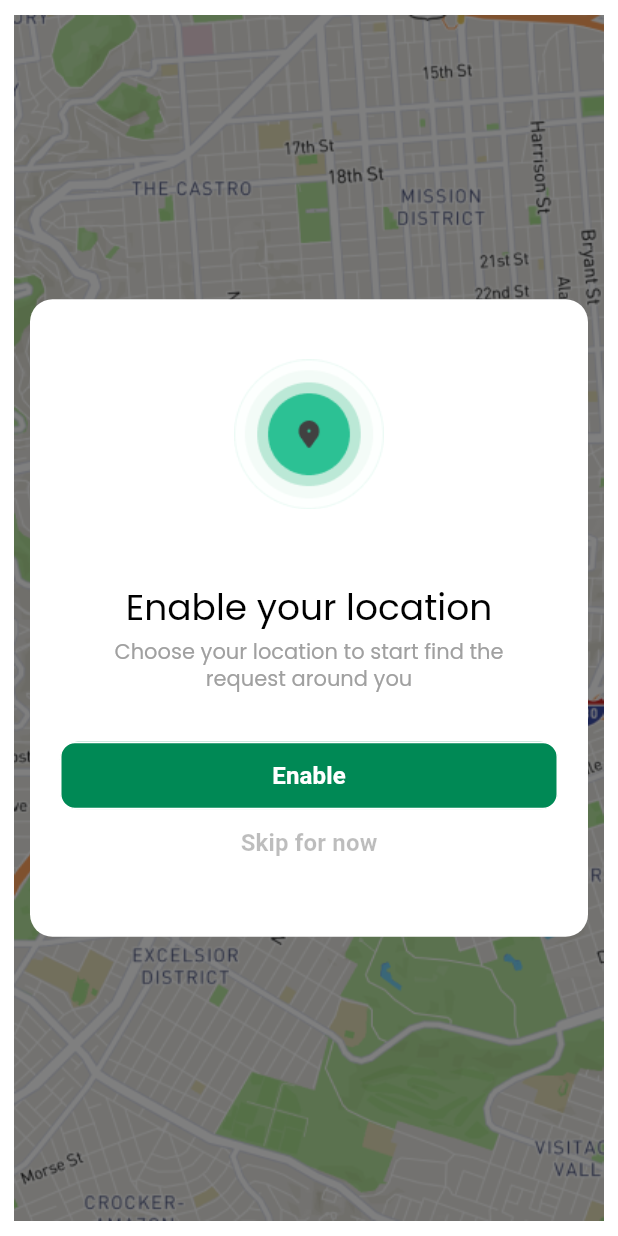
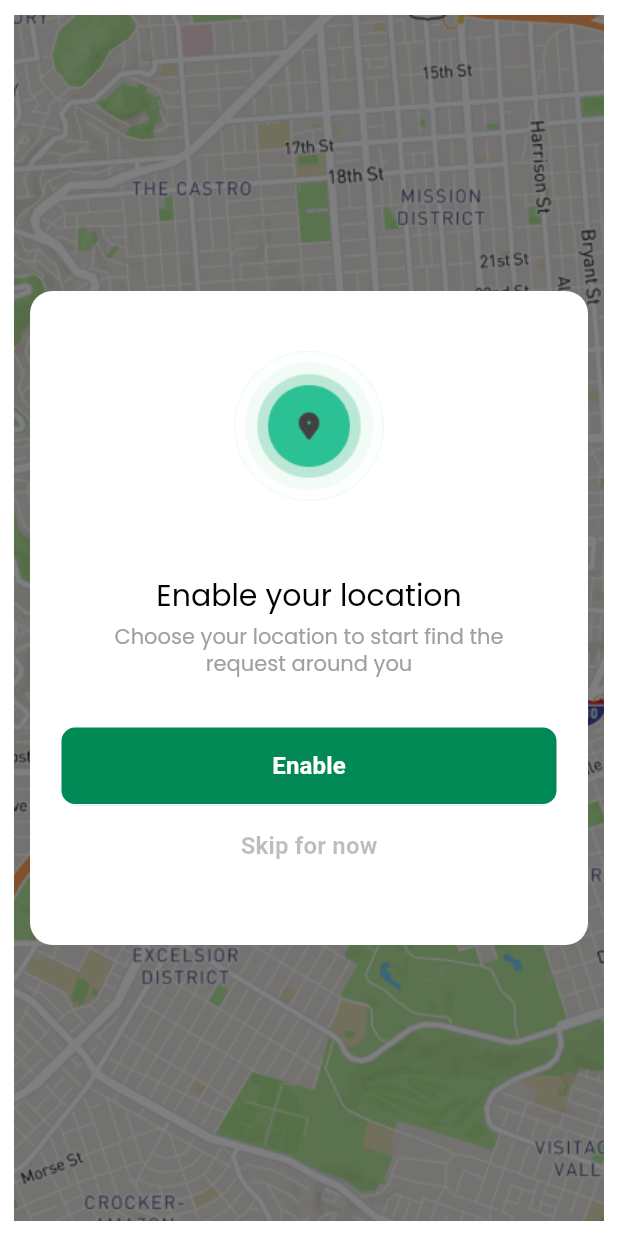
Before and after one commit to sauravchaulagain/rideapp, a Flutter app: the screen it shows after launch, after a tap on "Skip", on a phone screen of 412 x 824 dp. Run offline on Flutter 3.47's test engine with Material 2 defaults, Android fonts, the phone set to English and light mode, and no system bars; our stand-ins replace cached_network_image, flutter_svg.

Commit message:
custom ui udpated

```diff
--- a/lib/app/text_style.dart
+++ b/lib/app/text_style.dart
@@ -39,7 +39,7 @@ class PoppinsTextStyles {
 
   //used already
   static TextStyle titleMediumRegular = TextStyle(
-    fontSize: 24,
+    fontSize: 20,
     height: 30 / 24,
     letterSpacing: 0,
     fontFamily: fontFamily,
@@ -66,7 +66,15 @@ class PoppinsTextStyles {
     color: Colors.red, // Placeholder, replace with desired color
     fontWeight: FontWeight.w400,
   );
-
+// used already
+  static TextStyle headlineMediumRegular = TextStyle(
+    fontSize: 18,
+    height: 20 / 16,
+    letterSpacing: 0,
+    fontFamily: fontFamily,
+    color: Colors.black,
+    fontWeight: FontWeight.w500,
+  );
   // Headline small
   static TextStyle headlineSmallRegular = TextStyle(
     fontSize: 18,
--- a/lib/common/widget/appbar/common_appbar.dart
+++ b/lib/common/widget/appbar/common_appbar.dart
@@ -1,5 +1,7 @@
 import 'package:flutter/material.dart';
+import 'package:portfolioapp/app/text_style.dart';
 import 'package:portfolioapp/common/constant/assets.dart';
+import 'package:portfolioapp/common/theme.dart';
 
 class CustomAppBar extends AppBar {
   CustomAppBar({
@@ -14,8 +16,15 @@ class CustomAppBar extends AppBar {
                     assetPath,
                     height: height,
                   )
-              : Text(title),
+                : Text(
+                    title,
+                    style: PoppinsTextStyles.headlineMediumRegular,
+                  ),
             centerTitle: true,
+            elevation: 0,
+            backgroundColor: CustomTheme.backgroundColor,
             automaticallyImplyLeading: showBackButton,
-        );
+            actionsIconTheme: IconThemeData(
+              color: CustomTheme.darkColor,
+            ));
 }
--- a/lib/common/widget/custom_button.dart
+++ b/lib/common/widget/custom_button.dart
@@ -11,7 +11,7 @@ class CustomRoundedButtom extends StatefulWidget {
     this.padding,
     this.color,
     this.horizontalPadding = 12,
-    this.verticalPadding = 12,
+    this.verticalPadding = 16,
     this.fontSize = 16,
     this.textColor = Colors.white,
     this.borderColor = Colors.white,
--- a/lib/common/widget/page_wrapper.dart
+++ b/lib/common/widget/page_wrapper.dart
@@ -3,7 +3,6 @@ import 'package:flutter/material.dart';
 import 'package:portfolioapp/common/widget/appbar/common_appbar.dart';
 
 class PageWrapper extends StatefulWidget {
-  final bool useOwnAppBar;
   final String? appbarTitle;
   final Widget body;
   final bool useOwnScaffold;
@@ -22,7 +21,6 @@ class PageWrapper extends StatefulWidget {
   final Function()? onBackPressed;
   final bool showBackButton;
   PageWrapper({
-    this.useOwnAppBar = false,
     required this.body,
     this.showBackButton = false,
     this.useOwnScaffold = false,
@@ -58,12 +56,10 @@ class _PageWrapperState extends State<PageWrapper> {
         bottomNavigationBar: widget.bottomNavBar,
         floatingActionButtonLocation: widget.floatingActionButtonLocation,
         appBar: widget.showAppBar
-            ? (widget.useOwnAppBar
-                ? CustomAppBar(
-                    showBackButton: widget.showBackButton,
-                    title: widget.appbarTitle ?? "",
-                  )
-                : widget.appBar)
+            ? CustomAppBar(
+                showBackButton: widget.showBackButton,
+                title: widget.appbarTitle ?? "",
+              )
             : null,
         body: Container(
           padding: widget.padding ??
--- a/lib/feature/auth/login/login_page.dart
+++ b/lib/feature/auth/permission_screen.dart
@@ -4,15 +4,16 @@ import 'package:flutter/src/widgets/placeholder.dart';
 import 'package:portfolioapp/common/constant/assets.dart';
 import 'package:portfolioapp/common/widget/common_popup_box.dart';
 import 'package:portfolioapp/common/widget/page_wrapper.dart';
+import 'package:portfolioapp/feature/auth/welcomeScreen/screen/welcome_page.dart';
 
-class LoginPage extends StatefulWidget {
-  const LoginPage({super.key});
+class PermissionPage extends StatefulWidget {
+  const PermissionPage({super.key});
 
   @override
-  State<LoginPage> createState() => _LoginPageState();
+  State<PermissionPage> createState() => _PermissionPageState();
 }
 
-class _LoginPageState extends State<LoginPage> {
+class _PermissionPageState extends State<PermissionPage> {
   @override
   Widget build(BuildContext context) {
     return PageWrapper(
@@ -33,8 +34,20 @@ class _LoginPageState extends State<LoginPage> {
               description:
                   "Choose your location to start find the request around you",
               disableButtonName: "Skip for now",
-              onDisablePressed: () {},
-              onEnablePressed: () {},
+              onDisablePressed: () {
+                Navigator.push(
+                    context,
+                    MaterialPageRoute(
+                      builder: (context) => WelcomePage(),
+                    ));
+              },
+              onEnablePressed: () {
+                Navigator.push(
+                    context,
+                    MaterialPageRoute(
+                      builder: (context) => WelcomePage(),
+                    ));
+              },
               enableButtonName: "Enable",
               imageUrl: Assets.locationImage,
             ),
--- a/lib/feature/onbaording/onboarding_screen.dart
+++ b/lib/feature/onbaording/onboarding_screen.dart
@@ -5,7 +5,7 @@ import 'package:portfolioapp/common/theme.dart';
 import 'package:portfolioapp/app/text_style.dart';
 import 'package:portfolioapp/common/utils/size_utils.dart';
 import 'package:portfolioapp/common/widget/page_wrapper.dart';
-import 'package:portfolioapp/feature/auth/login/login_page.dart';
+import 'package:portfolioapp/feature/auth/permission_screen.dart';
 
 class OnBoardingPage extends StatefulWidget {
   @override
@@ -30,7 +30,7 @@ class _OnBoardingPageState extends State<OnBoardingPage> {
                   Navigator.push(
                       context,
                       MaterialPageRoute(
-                        builder: (context) => LoginPage(),
+                        builder: (context) => PermissionPage(),
                       ));
                 },
                 child: Text(
@@ -83,7 +83,7 @@ class _OnBoardingPageState extends State<OnBoardingPage> {
                     Navigator.push(
                         context,
                         MaterialPageRoute(
-                          builder: (context) => LoginPage(),
+                          builder: (context) => PermissionPage(),
                         ));
                   }
                 },
```
Also changed, not shown: lib/common/widget/common_container.dart (added, +94 -0 lines), lib/common/widget/common_dropdown_box.dart (added, +83 -0 lines), lib/common/widget/custom_text_field.dart (+27 -14 lines), lib/feature/auth/welcomeScreen/widget/welcome_widget.dart (+72 -1 lines). Lines whose indentation alone changed are shown as unchanged.
